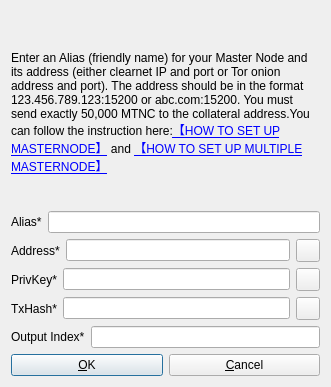
Above: src/qt/forms/addeditatomnode.ui from masternodecoin/masternodecoin before the change. Below: the same form after it.
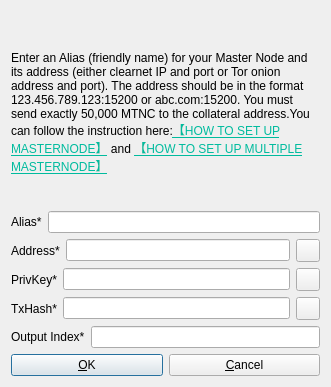
That is the form after the change. Icons and pictures are not drawn.

What changed in the file:
```diff
--- a/src/qt/forms/addeditatomnode.ui
+++ b/src/qt/forms/addeditatomnode.ui
@@ -25,8 +25,11 @@
        <verstretch>0</verstretch>
       </sizepolicy>
      </property>
+     <property name="styleSheet">
+      <string notr="true"/>
+     </property>
      <property name="text">
-      <string>&lt;html&gt;&lt;head/&gt;&lt;body&gt;&lt;p align=&quot;center&quot;&gt;&lt;br/&gt;&lt;/p&gt;&lt;p&gt;Enter an Alias (friendly name) for your Master Node and its address (either clearnet IP and port or Tor onion address and port). The address should be in the format 123.456.789.123:15200 or abc.com:15200. You must send exactly 50,000 MTNC to the collateral address.You can follow the instruction here:&lt;a href=&quot;https://docs.google.com/document/d/11WnHDlVmNCTZDnrn8yQYXE21PRBn8h6A5bQiaVpn6Ts/edit?usp=sharing&quot;&gt;&lt;span style=&quot; text-decoration: underline; color:#0000ff;&quot;&gt;【HOW TO SET UP MASTERNODE】&lt;/span&gt;&lt;/a&gt; and &lt;a href=&quot;https://docs.google.com/document/d/1m0YQVE-9CP_pLNKyMwQNMSj1QYOTbR0AKi_zjF7P8Hg/edit?usp=sharing&quot;&gt;&lt;span style=&quot; text-decoration: underline; color:#0000ff;&quot;&gt;【HOW TO SET UP MULTIPLE MASTERNODE】&lt;/span&gt;&lt;/a&gt;&lt;/p&gt;&lt;p&gt;&lt;br/&gt;&lt;/p&gt;&lt;/body&gt;&lt;/html&gt;</string>
+      <string>&lt;html&gt;&lt;head/&gt;&lt;body&gt;&lt;p align=&quot;center&quot;&gt;&lt;br/&gt;&lt;/p&gt;&lt;p&gt;Enter an Alias (friendly name) for your Master Node and its address (either clearnet IP and port or Tor onion address and port). The address should be in the format 123.456.789.123:15200 or abc.com:15200. You must send exactly 50,000 MTNC to the collateral address.You can follow the instruction here:&lt;a href=&quot;https://docs.google.com/document/d/11WnHDlVmNCTZDnrn8yQYXE21PRBn8h6A5bQiaVpn6Ts/edit?usp=sharing&quot;&gt;&lt;span style=&quot; text-decoration: underline; color:#00BB9E;&quot;&gt;【HOW TO SET UP MASTERNODE】&lt;/span&gt;&lt;/a&gt; and &lt;a href=&quot;https://docs.google.com/document/d/1m0YQVE-9CP_pLNKyMwQNMSj1QYOTbR0AKi_zjF7P8Hg/edit?usp=sharing&quot;&gt;&lt;span style=&quot; text-decoration: underline; color:#00BB9E;&quot;&gt;【HOW TO SET UP MULTIPLE MASTERNODE】&lt;/span&gt;&lt;/a&gt;&lt;/p&gt;&lt;p&gt;&lt;br/&gt;&lt;/p&gt;&lt;/body&gt;&lt;/html&gt;</string>
      </property>
      <property name="wordWrap">
       <bool>true</bool>
```
